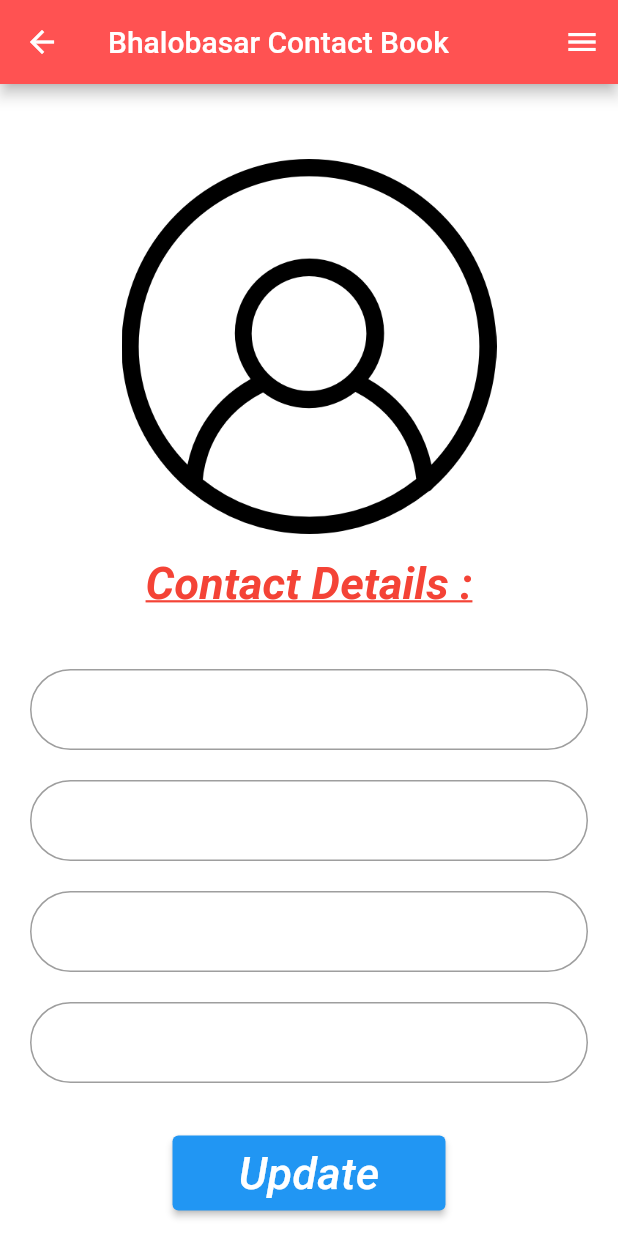
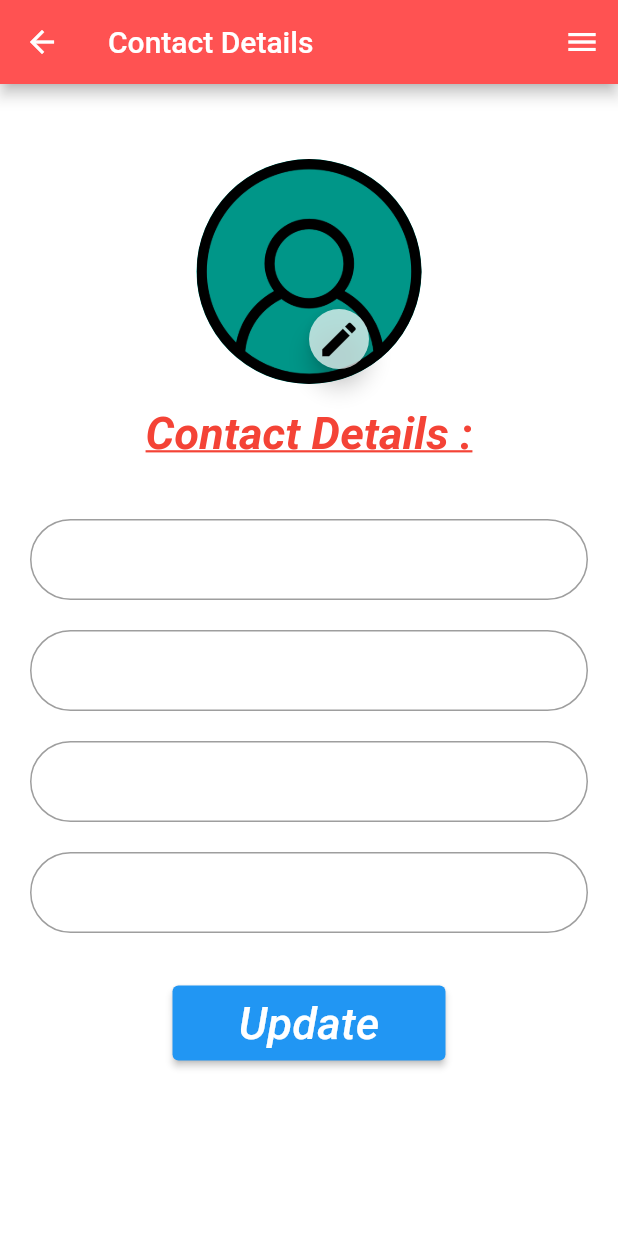
Before and after one commit to sir-rasel/contactBookApp, a Flutter app: the ContactInfo screen opened directly, on a phone screen of 412 x 824 dp. Run offline on Flutter 3.47's test engine with Material 2 defaults, Android fonts, the phone set to English and light mode, and no system bars; our stand-ins replace fluttertoast, image_picker, sqflite; accounts and stored records are empty.

Commit message:
implement image upload and remove option and finished the project

```diff
--- a/lib/core/database/databaseInitializer.dart
+++ b/lib/core/database/databaseInitializer.dart
@@ -15,6 +15,7 @@ class DatabaseInitializer {
   static const String PHONE = 'phone';
   static const String ADDRESS = 'address';
   static const String PASSWORD = 'password';
+  static const String IMAGE = 'image';
 
   Future<Database> get db async {
     if (_db != null) {
@@ -57,6 +58,7 @@ class DatabaseInitializer {
         '$EMAIL TEXT,'
         '$CONTACT_EMAIL TEXT,'
         '$PHONE TEXT,'
+        '$IMAGE TEXT,'
         '$ADDRESS TEXT)');
   }
 
--- a/lib/core/database/userHelper.dart
+++ b/lib/core/database/userHelper.dart
@@ -42,7 +42,6 @@ class UserDBHelper {
   Future<User> save(User user) async {
     var dbClient = await db;
     user.id = await dbClient.insert(TABLE, user.toMap());
-    print('$user.id');
     return user;
   }
 
--- a/lib/core/models/contact.dart
+++ b/lib/core/models/contact.dart
@@ -2,17 +2,20 @@ class Contact {
   int id;
   String name;
   String phone;
+  String image;
   String email;
   String contactEmail;
   String address;
+
   Contact(this.id, this.name, this.phone, this.email,
-      this.contactEmail, this.address);
+      this.contactEmail, this.image, this.address);
 
   Map<String, dynamic> toMap() {
     var map = <String, dynamic>{
       'id': id,
       'name': name,
       'phone': phone,
+      'image': image,
       'email': email,
       'ContactEmail': contactEmail,
       'address': address,
@@ -24,6 +27,7 @@ class Contact {
     id = map['id'];
     name = map['name'];
     phone = map['phone'];
+    image = map['image'];
     email = map['email'];
     contactEmail = map['ContactEmail'];
     address = map['address'];
--- a/lib/ui/widgets/contactInfo.dart
+++ b/lib/ui/widgets/contactInfo.dart
@@ -6,7 +6,9 @@ import 'package:contact_book/ui/utils/utilityFunctions.dart';
 import 'package:contact_book/ui/widgets/addContact.dart';
 import 'package:contact_book/ui/widgets/logIn.dart';
 import 'package:flutter/material.dart';
-
+import 'dart:io';
+import 'dart:async';
+import 'package:image_picker/image_picker.dart';
 import 'contactList.dart';
 
 class ContactInfo extends StatefulWidget {
@@ -33,6 +35,8 @@ class _ContactInfoPageState extends State<ContactInfo> {
 
   var contactsDBHelper;
   Contact contact;
+  String email;
+  String imageUrl;
 
   @override
   void initState() {
@@ -47,6 +51,9 @@ class _ContactInfoPageState extends State<ContactInfo> {
         nameFieldController = TextEditingController(text: '${contact.name}');
         phoneFieldController = TextEditingController(text: '${contact.phone}');
         addressFieldController = TextEditingController(text: '${contact.address}');
+        email = contact.email;
+
+        imageUrl = contact.image;
       }
     }));
   }
@@ -114,7 +121,7 @@ class _ContactInfoPageState extends State<ContactInfo> {
           // like check is user registered or password correct
 
           if(emailFieldController.text.length > 0)
-            contact.email = emailFieldController.text;
+            contact.contactEmail = emailFieldController.text;
           if(nameFieldController.text.length > 0)
             contact.name = nameFieldController.text;
           if(phoneFieldController.text.length > 0)
@@ -122,14 +129,16 @@ class _ContactInfoPageState extends State<ContactInfo> {
           if(addressFieldController.text.length > 0)
             contact.address = addressFieldController.text;
 
+          contact.image = imageUrl;
           contactsDBHelper.update(contact);
+
           formResponseMassage("Updated Sucessfully", context);
           Navigator.push(
             context,
             MaterialPageRoute(
               builder: (context) =>
                   ContactsList(
-                      email: emailFieldController.text
+                      email: email,
                   ),
             ),
           );
@@ -165,7 +174,7 @@ class _ContactInfoPageState extends State<ContactInfo> {
             onPressed:() => Navigator.pop(context, false),
           ),
           backgroundColor: Colors.redAccent,
-          title: Text('Bhalobasar Contact Book'),
+          title: Text('Contact Details'),
         ),
         body: SingleChildScrollView(
           child: Center(
@@ -176,15 +185,47 @@ class _ContactInfoPageState extends State<ContactInfo> {
                 SizedBox(
                   height: 50,
                 ),
-                Image(
-                  image: AssetImage("assests/images/person.jpg"),
-                  width: 300,
-                  height: 250,
-                  alignment: Alignment.center,
+                CircleAvatar(
+                  radius: 75,
+                  backgroundColor: Colors.teal,
+                  backgroundImage: imageUrl != null ?
+                  FileImage(File(imageUrl))
+                  : AssetImage("assests/images/person.jpg"),
+
+                  child: Padding(
+                    padding: const EdgeInsets.fromLTRB(40.0, 100.0, 0, 10),
+                    child: FloatingActionButton(
+                      tooltip: "Upload Photo",
+                      backgroundColor: Colors.white70,
+                      child: Icon(
+                        Icons.edit,
+                        size: 30,
+                        color: Colors.black,
+                      ),
+                      onPressed: () async {
+                        await ImagePicker()
+                            .getImage(source: ImageSource.gallery)
+                            .then((file) {
+                          if (file == null) return;
+                          setState(() {
+                            imageUrl = file.path;
+                          });
+                        });
+                      },
+                    ),
+                  ),
                 ),
                 SizedBox(
                   height: 15,
                 ),
+                imageUrl != null? ElevatedButton(
+                    onPressed: () {
+                        setState(() {
+                          imageUrl = null;
+                        });
+                    },
+                    child: Text('Remove Profile Picture'),
+                ): SizedBox(),
                 Text(
                   "Contact Details :",
                   style: TextStyle(
--- a/pubspec.yaml
+++ b/pubspec.yaml
@@ -23,8 +23,6 @@ environment:
 dependencies:
   flutter:
     sdk: flutter
-  get_it: ^3.1.0
-  scoped_model: ^1.0.1
   url_launcher: ^5.0.2
   image_picker: ^0.6.0+3
   fluttertoast: ^7.1.8
```
Also changed, not shown: lib/core/database/contactsHelper.dart (+7 -7 lines), lib/ui/widgets/addContact.dart (+42 -6 lines), lib/ui/widgets/contactList.dart (+66 -61 lines), lib/ui/widgets/logIn.dart (+5 -6 lines), lib/ui/widgets/registration.dart (+13 -11 lines), lib/core/models/contacts.dart (deleted), pubspec.lock.
